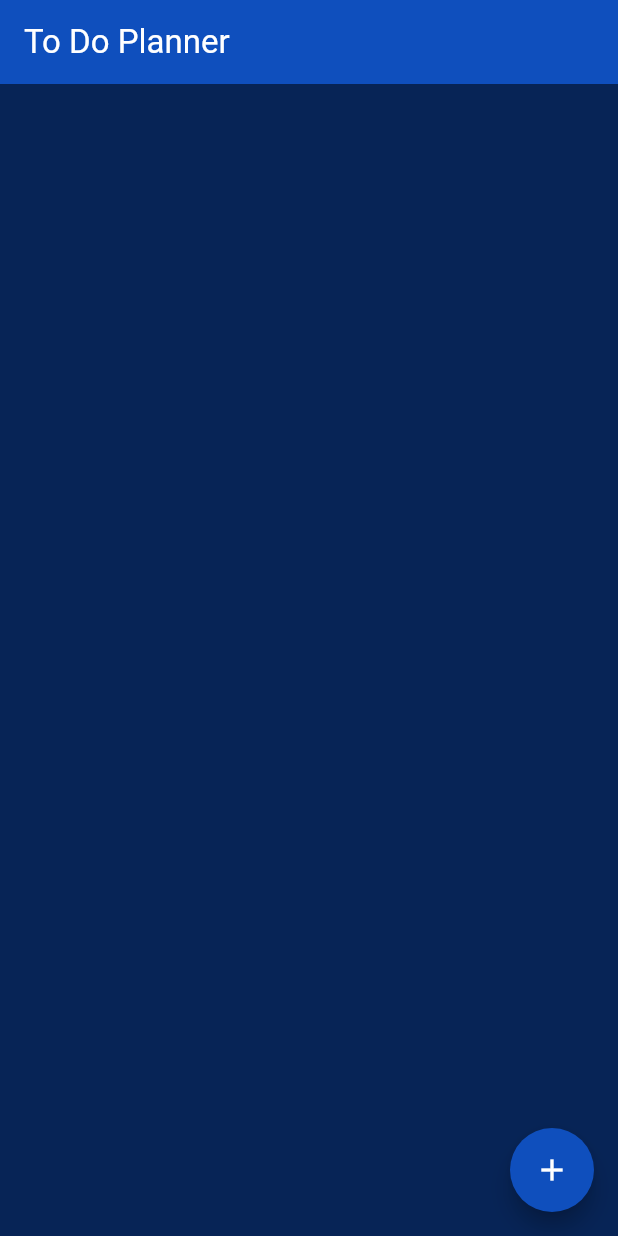
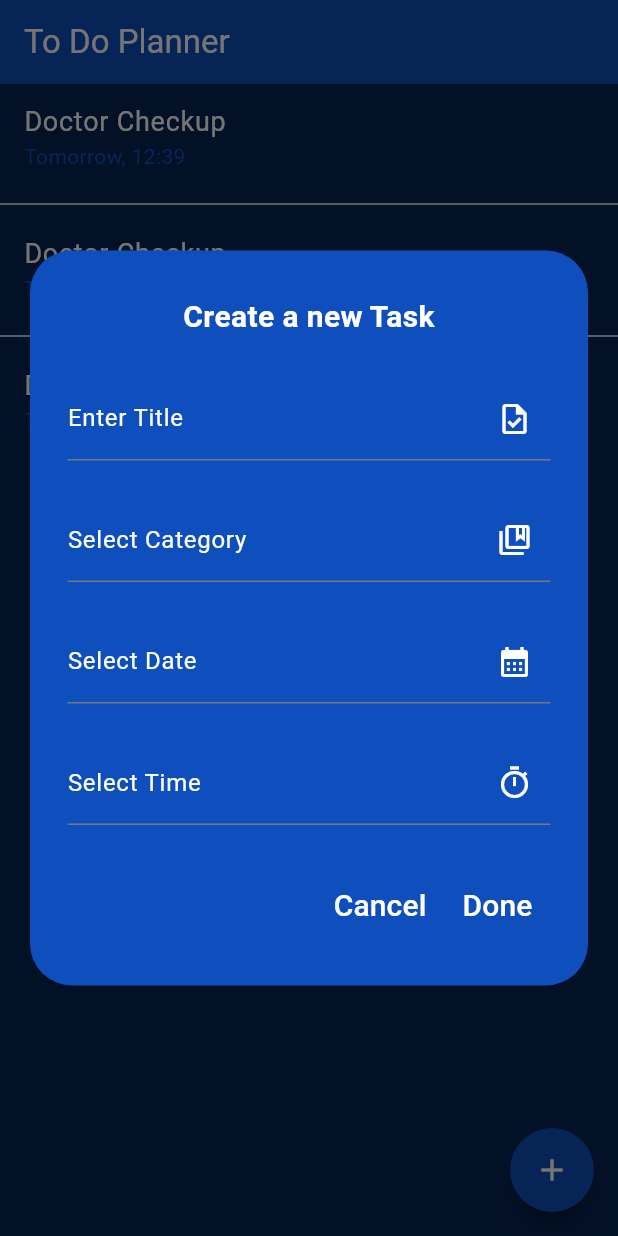
Before and after one commit to Teshan2000/To-Do-Planner, a Flutter app: the screen it shows after launch, after a tap on the "add" icon, on a phone screen of 412 x 824 dp. Run offline on Flutter 3.47's test engine with Material 3 defaults, Android fonts, the phone set to English and light mode, and no system bars.

Commit message:
Task Form
Task Form was created to add user task details.

```diff
--- /dev/null
+++ b/to_do_planner/lib/components/taskForm.dart
@@ -0,0 +1,102 @@
+import 'package:flutter/material.dart';
+
+class TaskForm extends StatefulWidget {
+  const TaskForm({super.key});
+
+  @override
+  State<TaskForm> createState() => _TaskFormState();
+}
+
+class _TaskFormState extends State<TaskForm> {
+  final _formKey = GlobalKey<FormState>();
+  final _taskController = TextEditingController();
+  final _dateController = TextEditingController();
+  final _timeController = TextEditingController();
+
+  @override
+  Widget build(BuildContext context) {
+    return Form(
+      key: _formKey,
+      child: Column(
+        children: [
+          const Text(
+            "Create a new Task",
+            style: TextStyle(color: Colors.white, fontSize: 20, fontWeight: FontWeight.bold),
+          ),
+          const SizedBox(
+            height: 25,
+          ),
+          TextFormField(
+            controller: _taskController,
+            decoration: const InputDecoration(
+              hintText: "Title",
+              labelText: "Enter Title",
+              hintStyle: TextStyle(color: Colors.white),
+              labelStyle: TextStyle(color: Colors.white),
+              suffixIcon: Icon(Icons.task_outlined),
+              suffixIconColor: Colors.white,
+            ),
+          ),
+          const SizedBox(
+            height: 25,
+          ),
+          TextFormField(
+            controller: _taskController,
+            decoration: const InputDecoration(
+              hintText: "Select Category",
+              labelText: "Select Category",
+              hintStyle: TextStyle(color: Colors.white),
+              labelStyle: TextStyle(color: Colors.white),
+              suffixIcon: Icon(Icons.collections_bookmark_outlined),
+              suffixIconColor: Colors.white,
+            ),
+          ),
+          const SizedBox(
+            height: 25,
+          ),
+          TextFormField(
+            controller: _dateController,
+            decoration: const InputDecoration(
+              hintText: "Select Date",
+              labelText: "Select Date",
+              hintStyle: TextStyle(color: Colors.white),
+              labelStyle: TextStyle(color: Colors.white),
+              suffixIcon: Icon(Icons.calendar_month),
+              suffixIconColor: Colors.white,
+            ),
+          ),
+          const SizedBox(
+            height: 25,
+          ),
+          TextFormField(
+            controller: _timeController,
+            decoration: const InputDecoration(
+              hintText: "Select Time",
+              labelText: "Select Time",
+              hintStyle: TextStyle(color: Colors.white),
+              labelStyle: TextStyle(color: Colors.white),
+              suffixIcon: Icon(Icons.timer_sharp),
+              suffixIconColor: Colors.white,
+            ),
+          ),
+          const SizedBox(
+            height: 30,
+          ),
+          Row(
+            mainAxisAlignment: MainAxisAlignment.end,
+            children: [
+              TextButton(
+                  onPressed: () {},
+                  child: const Text('Cancel',
+                      style: TextStyle(color: Colors.white, fontSize: 20))),
+              TextButton(
+                  onPressed: () {},
+                  child: const Text('Done',
+                      style: TextStyle(color: Colors.white, fontSize: 20)))
+            ],
+          ),
+        ],
+      ),
+    );
+  }
+}
--- a/to_do_planner/lib/screens/home.dart
+++ b/to_do_planner/lib/screens/home.dart
@@ -1,4 +1,5 @@
 import 'package:flutter/material.dart';
+import 'package:to_do_planner/components/taskForm.dart';
 
 class Home extends StatefulWidget {
   const Home({super.key});
@@ -8,7 +9,7 @@ class Home extends StatefulWidget {
 }
 
 class _HomeState extends State<Home> {
-  @override
+@override
   Widget build(BuildContext context) {
     return Scaffold(
       backgroundColor: const Color.fromARGB(255, 7, 36, 86),
@@ -19,13 +20,66 @@ class _HomeState extends State<Home> {
         ),
         backgroundColor: const Color.fromARGB(255, 15, 79, 189),
       ),
+      body: Column(
+        children: [
+          SizedBox(
+            height: 250,
+            child: ListView.separated(
+              itemBuilder: (context, index) {
+                return const ListTile(
+                  title: Text(
+                    "Doctor Checkup",
+                    style: TextStyle(color: Colors.white, fontSize: 18),
+                  ),
+                  subtitle: Text(
+                    "Tomorrow, 12:39",
+                    style: TextStyle(color: Color.fromARGB(255, 15, 79, 189)),
+                  ),
+                );
+              },
+              itemCount: 3,
+              separatorBuilder: (context, index) {
+                return const Divider(
+                  color: Colors.white,
+                );
+              },
+            ),
+          ),
+        ],
+      ),
       floatingActionButton: FloatingActionButton(
         backgroundColor: const Color.fromARGB(255, 15, 79, 189),
-        onPressed: () {},
-        shape: const CircleBorder(
-          side: BorderSide.none
+        onPressed: () async {
+          showDialog(
+            context: context,
+            builder: (_) => Padding(
+              padding: const EdgeInsets.all(10),
+              child: Dialog(
+                backgroundColor: const Color.fromARGB(255, 15, 79, 189),
+                insetPadding: const EdgeInsets.all(10),
+                child: Stack(
+                  clipBehavior: Clip.none,
+                  alignment: Alignment.center,
+                  children: [
+                    SingleChildScrollView(
+                      child: Container(
+                        height: 490,
+                        width: double.infinity,
+                        padding: const EdgeInsets.fromLTRB(25, 30, 25, 25),
+                        child: const TaskForm(),
+                      ),
+                    ),
+                  ]
+                ),
+              ),
+            )
+          );
+        },
+        shape: const CircleBorder(side: BorderSide.none),
+        child: const Icon(
+          Icons.add,
+          color: Colors.white,
         ),
-        child: const Icon(Icons.add, color: Colors.white,),
       ),
     );
   }
```
